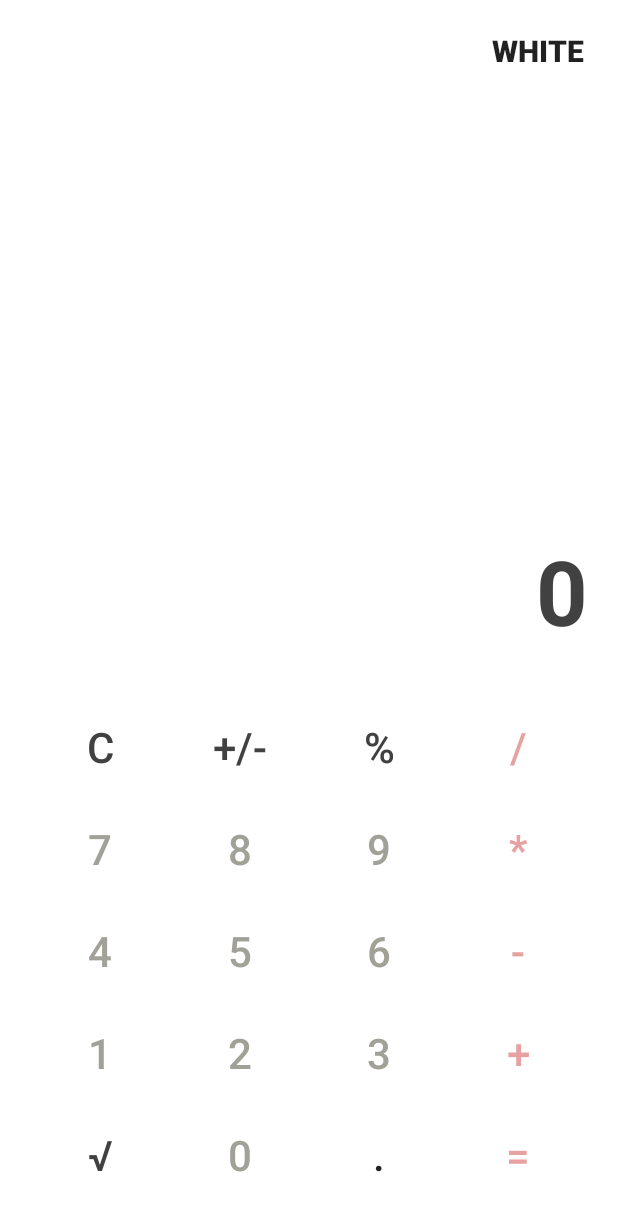
After one commit to ghostnoop/CalckFirebase, an Android app: the layout calculator_view.xml on its own in the app's theme, with its tools: preview values and no code run, on a phone screen of 412 x 824 dp. The commit adds this screen. Shown: the top 1211 px of the screen. Run offline under Robolectric (Android 15) with nearby library versions, the phone set to English and light mode, and no system bars.

Commit message:
calculator and simcard

```diff
--- a/TestFirebaseApp/app/build.gradle
+++ b/TestFirebaseApp/app/build.gradle
@@ -9,7 +9,7 @@ android {
     buildToolsVersion "29.0.1"
     defaultConfig {
         applicationId "com.testfirebaseapp"
-        minSdkVersion 21
+        minSdkVersion 19
         targetSdkVersion 29
         versionCode 1
         versionName "1.0"
@@ -29,6 +29,9 @@ dependencies {
     implementation 'androidx.appcompat:appcompat:1.0.2'
     implementation 'androidx.core:core-ktx:1.0.2'
     implementation 'androidx.constraintlayout:constraintlayout:1.1.3'
+
+    implementation 'androidx.lifecycle:lifecycle-extensions:2.0.0'
+
     testImplementation 'junit:junit:4.12'
     androidTestImplementation 'androidx.test:runner:1.1.1'
     androidTestImplementation 'androidx.test.espresso:espresso-core:3.1.1'
--- a/TestFirebaseApp/app/src/main/AndroidManifest.xml
+++ b/TestFirebaseApp/app/src/main/AndroidManifest.xml
@@ -7,6 +7,8 @@
     <uses-permission android:name="android.permission.ACCESS_WIFI_STATE" />
     <uses-permission android:name="android.permission.CAMERA" />
     <uses-permission android:name="android.permission.FLASHLIGHT" />
+    <uses-permission android:name="android.permission.READ_PHONE_STATE"/>
+    <uses-feature android:name="android.hardware.camera"/>
 
     <application
         android:allowBackup="true"
--- /dev/null
+++ b/TestFirebaseApp/app/src/main/res/layout/calculator_view.xml
@@ -0,0 +1,260 @@
+<?xml version="1.0" encoding="utf-8"?>
+<FrameLayout
+    xmlns:android="http://schemas.android.com/apk/res/android"
+    xmlns:tools="http://schemas.android.com/tools"
+    android:layout_width="match_parent"
+    android:fitsSystemWindows="true"
+    android:background="@color/colorWhite"
+    tools:context=".MainActivity"
+    android:layout_height="match_parent" android:id="@+id/framer">
+
+    <Button
+        android:text="white"
+        android:layout_gravity="right"
+        android:layout_margin="10dp"
+        android:textStyle="bold"
+        android:textSize="20sp"
+        android:background="@android:color/transparent"
+        android:layout_width="wrap_content"
+        android:layout_height="wrap_content"
+        android:id="@+id/button"/>
+    <LinearLayout
+        android:orientation="vertical"
+        android:background="@android:color/transparent"
+        android:layout_margin="20dp"
+        android:layout_gravity="bottom"
+        android:gravity="bottom"
+        android:layout_width="match_parent"
+        android:layout_height="match_parent">
+
+        <TextView
+            android:layout_width="match_parent"
+            android:textAlignment="textEnd"
+            android:layout_height="wrap_content" android:id="@+id/text_formula" android:textSize="20dp"
+            android:text=""/>
+        <TextView
+            android:text="0"
+            android:textStyle="bold"
+            android:layout_width="match_parent"
+            android:textColor="@color/colorBlack"
+            android:textAlignment="textEnd"
+            android:layout_height="wrap_content" android:id="@+id/text_sum" android:textSize="60dp"
+            android:layout_marginTop="20dp"/>
+        <LinearLayout
+            android:layout_gravity="bottom"
+            android:layout_marginTop="30dp"
+            android:gravity="bottom"
+            android:layout_width="match_parent"
+            android:layout_height="wrap_content"
+            android:orientation="vertical">
+            <LinearLayout
+                android:orientation="horizontal"
+                android:layout_width="match_parent"
+                android:layout_height="wrap_content">
+
+
+                <Button
+                    android:id="@+id/btn_clear"
+                    android:textColor="@color/colorBlack"
+                    style="@style/MyButton"
+                    android:layout_width="match_parent"
+                    android:layout_height="match_parent"
+                    android:layout_weight="1"
+                    android:text="C"/>
+                <Button
+                    android:id="@+id/btn_pl_mn"
+                    android:textColor="@color/colorBlack"
+                    style="@style/MyButton"
+                    android:layout_width="match_parent"
+                    android:layout_height="match_parent"
+                    android:layout_weight="1"
+                    android:text="+/-"/>
+                <Button
+                    android:id="@+id/btn_percent"
+                    android:textColor="@color/colorBlack"
+                    style="@style/MyButton"
+                    android:layout_width="match_parent"
+                    android:layout_height="match_parent"
+                    android:layout_weight="1"
+                    android:text="%"/>
+
+                <Button
+                    android:id="@+id/btn_divide"
+                    android:textColor="@color/colorOrange"
+                    style="@style/MyButton"
+                    android:layout_width="match_parent"
+                    android:layout_height="match_parent"
+                    android:layout_weight="1"
+                    android:text="/"/>
+
+
+            </LinearLayout>
+            <LinearLayout
+                android:orientation="horizontal"
+                android:layout_width="match_parent"
+                android:layout_height="wrap_content">
+
+                <Button
+                    android:id="@+id/btn_7"
+                    android:textColor="@color/colorGray"
+                    style="@style/MyButton"
+                    android:layout_width="match_parent"
+                    android:layout_height="match_parent"
+                    android:layout_weight="1"
+                    android:text="7"/>
+
+                <Button
+                    android:id="@+id/btn_8"
+                    android:textColor="@color/colorGray"
+                    style="@style/MyButton"
+                    android:layout_width="match_parent"
+                    android:layout_height="match_parent"
+                    android:layout_weight="1"
+                    android:text="8"/>
+
+                <Button
+                    android:id="@+id/btn_9"
+                    android:textColor="@color/colorGray"
+                    style="@style/MyButton"
+                    android:layout_width="match_parent"
+                    android:layout_height="match_parent"
+                    android:layout_weight="1"
+                    android:text="9"/>
+                <Button
+                    android:id="@+id/btn_multiply"
+                    android:textColor="@color/colorOrange"
+                    style="@style/MyButton"
+                    android:layout_width="match_parent"
+                    android:layout_height="match_parent"
+                    android:layout_weight="1"
+                    android:text="*"/>
+
+            </LinearLayout>
+            <LinearLayout
+                android:orientation="horizontal"
+                android:layout_width="match_parent"
+                android:layout_height="wrap_content">
+
+
+                <Button
+                    android:id="@+id/btn_4"
+                    android:textColor="@color/colorGray"
+                    style="@style/MyButton"
+                    android:layout_width="match_parent"
+                    android:layout_height="match_parent"
+                    android:layout_weight="1"
+                    android:text="4"/>
+
+                <Button
+                    android:id="@+id/btn_5"
+                    android:textColor="@color/colorGray"
+                    style="@style/MyButton"
+                    android:layout_width="match_parent"
+                    android:layout_height="match_parent"
+                    android:layout_weight="1"
+                    android:text="5"/>
+
+                <Button
+                    android:id="@+id/btn_6"
+                    android:textColor="@color/colorGray"
+                    style="@style/MyButton"
+                    android:layout_width="match_parent"
+                    android:layout_height="match_parent"
+                    android:layout_weight="1"
+                    android:text="6"/>
+                <Button
+                    android:id="@+id/btn_minus"
+                    android:textColor="@color/colorOrange"
+                    style="@style/MyButton"
+                    android:layout_width="match_parent"
+                    android:layout_height="match_parent"
+                    android:layout_weight="1"
+                    android:text="-"/>
+
+            </LinearLayout>
+            <LinearLayout
+                android:orientation="horizontal"
+                android:layout_width="match_parent"
+                android:layout_height="wrap_content">
+
+                <Button
+                    android:id="@+id/btn_1"
+                    android:textColor="@color/colorGray"
+                    style="@style/MyButton"
+                    android:layout_width="match_parent"
+                    android:layout_height="match_parent"
+                    android:layout_weight="1"
+                    android:text="1"/>
+
+                <Button
+                    android:id="@+id/btn_2"
+                    android:textColor="@color/colorGray"
+                    style="@style/MyButton"
+                    android:layout_width="match_parent"
+                    android:layout_height="match_parent"
+                    android:layout_weight="1"
+                    android:text="2"/>
+
+                <Button
+                    android:id="@+id/btn_3"
+                    android:textColor="@color/colorGray"
+                    style="@style/MyButton"
+                    android:layout_width="match_parent"
+                    android:layout_height="match_parent"
+                    android:layout_weight="1"
+                    android:text="3"/>
+                <Button
+                    android:id="@+id/btn_plus"
+                    android:textColor="@color/colorOrange"
+                    style="@style/MyButton"
+                    android:layout_width="match_parent"
+                    android:layout_height="match_parent"
+                    android:layout_weight="1"
+                    android:text="+"/>
+
+            </LinearLayout>
+            <LinearLayout
+                android:orientation="horizontal"
+                android:layout_width="match_parent"
+                android:layout_height="wrap_content">
+
+
+                <Button
+                    android:id="@+id/btn_root"
+                    android:textColor="@color/colorBlack"
+                    style="@style/MyButton"
+                    android:layout_width="match_parent"
+                    android:layout_height="match_parent"
+                    android:layout_weight="1"
+                    android:text="√"/>
+                <Button
+                    android:id="@+id/btn_0"
+                    android:textColor="@color/colorGray"
+                    style="@style/MyButton"
+                    android:layout_width="match_parent"
+                    android:layout_height="match_parent"
+                    android:layout_weight="1"
+                    android:text="0"/>
+
+                <Button
+                    android:id="@+id/btn_decimal"
+                    style="@style/MyButton"
+                    android:layout_width="match_parent"
+                    android:layout_height="match_parent"
+                    android:layout_weight="1"
+                    android:text="."/>
+
+                <Button
+                    android:id="@+id/btn_equals"
+                    android:textColor="@color/colorOrange"
+                    android:background="@android:color/transparent"
+                    style="@style/MyButton"
+                    android:layout_width="match_parent"
+                    android:layout_height="wrap_content"
+                    android:layout_weight="1"
+                    android:text="="/>
+
+            </LinearLayout>
+        </LinearLayout>
+    </LinearLayout>
+</FrameLayout>
--- a/TestFirebaseApp/app/src/main/res/values/colors.xml
+++ b/TestFirebaseApp/app/src/main/res/values/colors.xml
@@ -3,4 +3,9 @@
     <color name="colorPrimary">#008577</color>
     <color name="colorPrimaryDark">#00574B</color>
     <color name="colorAccent">#D81B60</color>
+    <color name="colorWhite">#FFFFFF</color>
+    <color name="colorOrange">#E5A2A0</color>
+    <color name="colorBlack">#414141</color>
+    <color name="colorGray">#A1A197 </color>
+    <color name="colorBacker">#c63264 </color>
 </resources>
--- /dev/null
+++ b/TestFirebaseApp/app/src/main/res/values/dimens.xml
@@ -0,0 +1,6 @@
+<?xml version="1.0" encoding="utf-8"?>
+<resources>
+    <dimen name="button_text_size">28sp</dimen>
+    <dimen name="formula_text_size">20sp</dimen>
+    <dimen name="display_text_size">40sp</dimen>
+</resources>
--- a/TestFirebaseApp/app/src/main/res/values/styles.xml
+++ b/TestFirebaseApp/app/src/main/res/values/styles.xml
@@ -6,6 +6,18 @@
         <item name="colorPrimary">@color/colorPrimary</item>
         <item name="colorPrimaryDark">@color/colorPrimaryDark</item>
         <item name="colorAccent">@color/colorAccent</item>
+        <item name="android:windowTranslucentStatus">true</item>
+        <item name="android:windowTranslucentNavigation">true</item>
     </style>
 
+    <style name="MyButton" parent="Widget.AppCompat.Button">
+        <item name="android:layout_height">wrap_content</item>
+        <item name="android:layout_margin">10dp</item>
+        <item name="android:background">?android:attr/selectableItemBackground</item>
+        <!--<item name="android:background">@android:color/black</item>-->
+        <item name="android:textSize">@dimen/button_text_size</item>
+        <item name="android:textAllCaps">false</item>
+    </style>
+
+
 </resources>
```
Also changed, not shown: TestFirebaseApp/app/src/main/java/com/testfirebaseapp/MainActivity.kt (+43 -81 lines), TestFirebaseApp/app/src/main/java/com/testfirebaseapp/calculator/MainRepository.kt (added, +18 -0 lines), TestFirebaseApp/app/src/main/java/com/testfirebaseapp/calculator/ViewModelMain.kt (added, +158 -0 lines), TestFirebaseApp/app/src/main/java/com/testfirebaseapp/calculator/calc.kt (added, +50 -0 lines), TestFirebaseApp/app/src/main/java/com/testfirebaseapp/siminfo/simcard.kt (added, +22 -0 lines), TestFirebaseApp/app/src/main/res/layout/activity_main.xml (+7 -38 lines).
